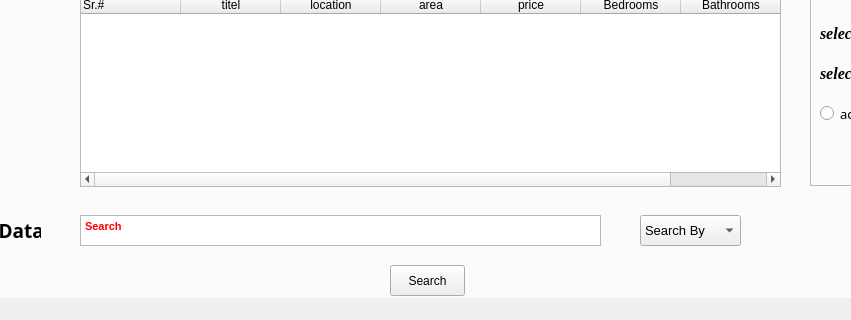
First picture: the form in Scrapper.ui, repository alitariqdev/CS261F21PID31, before the edit; both pictures show x 172 to 1023 and y 280 to 600 of the 1202 by 600 pixel window.
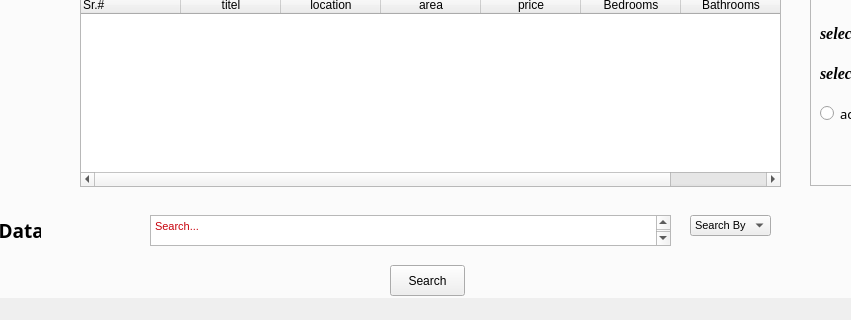
Second picture: the form after the edit.

```diff
--- a/Scrapper.ui
+++ b/Scrapper.ui
@@ -198,23 +198,6 @@
        <string>pause</string>
       </property>
      </widget>
-     <widget class="QTextEdit" name="textEdit_2">
-      <property name="geometry">
-       <rect>
-        <x>260</x>
-        <y>450</y>
-        <width>521</width>
-        <height>31</height>
-       </rect>
-      </property>
-      <property name="html">
-       <string>&lt;!DOCTYPE HTML PUBLIC &quot;-//W3C//DTD HTML 4.0//EN&quot; &quot;http://www.w3.org/TR/REC-html40/strict.dtd&quot;&gt;
-&lt;html&gt;&lt;head&gt;&lt;meta name=&quot;qrichtext&quot; content=&quot;1&quot; /&gt;&lt;style type=&quot;text/css&quot;&gt;
-p, li { white-space: pre-wrap; }
-&lt;/style&gt;&lt;/head&gt;&lt;body style=&quot; font-family:'MS Shell Dlg 2'; font-size:8.25pt; font-weight:400; font-style:normal;&quot;&gt;
-&lt;p style=&quot; margin-top:0px; margin-bottom:0px; margin-left:0px; margin-right:0px; -qt-block-indent:0; text-indent:0px;&quot;&gt;&lt;span style=&quot; font-weight:600; color:#ff0000;&quot;&gt;Search &lt;/span&gt;&lt;/p&gt;&lt;/body&gt;&lt;/html&gt;</string>
-      </property>
-     </widget>
      <widget class="QPushButton" name="pushButton_3">
       <property name="geometry">
        <rect>
@@ -570,15 +553,15 @@
      <widget class="QComboBox" name="comboBox_2">
       <property name="geometry">
        <rect>
-        <x>820</x>
+        <x>870</x>
         <y>450</y>
-        <width>101</width>
-        <height>31</height>
+        <width>81</width>
+        <height>21</height>
        </rect>
       </property>
       <property name="font">
        <font>
-        <pointsize>10</pointsize>
+        <pointsize>8</pointsize>
        </font>
       </property>
       <item>
@@ -612,6 +595,24 @@
        </property>
       </item>
      </widget>
+     <widget class="QTextEdit" name="textEdit_2">
+      <property name="geometry">
+       <rect>
+        <x>330</x>
+        <y>450</y>
+        <width>521</width>
+        <height>31</height>
+       </rect>
+      </property>
+      <property name="html">
+       <string>&lt;!DOCTYPE HTML PUBLIC &quot;-//W3C//DTD HTML 4.0//EN&quot; &quot;http://www.w3.org/TR/REC-html40/strict.dtd&quot;&gt;
+&lt;html&gt;&lt;head&gt;&lt;meta name=&quot;qrichtext&quot; content=&quot;1&quot; /&gt;&lt;style type=&quot;text/css&quot;&gt;
+p, li { white-space: pre-wrap; }
+&lt;/style&gt;&lt;/head&gt;&lt;body style=&quot; font-family:'MS Shell Dlg 2'; font-size:8.25pt; font-weight:400; font-style:normal;&quot;&gt;
+&lt;p style=&quot; margin-top:12px; margin-bottom:12px; margin-left:0px; margin-right:0px; -qt-block-indent:0; text-indent:0px;&quot;&gt;&lt;span style=&quot; color:#c8030d;&quot;&gt;Search...&lt;/span&gt;&lt;/p&gt;
+&lt;p style=&quot; margin-top:12px; margin-bottom:12px; margin-left:0px; margin-right:0px; -qt-block-indent:0; text-indent:0px;&quot;&gt;&lt;br /&gt;&lt;/p&gt;&lt;/body&gt;&lt;/html&gt;</string>
+      </property>
+     </widget>
     </widget>
    </widget>
   </widget>
```
